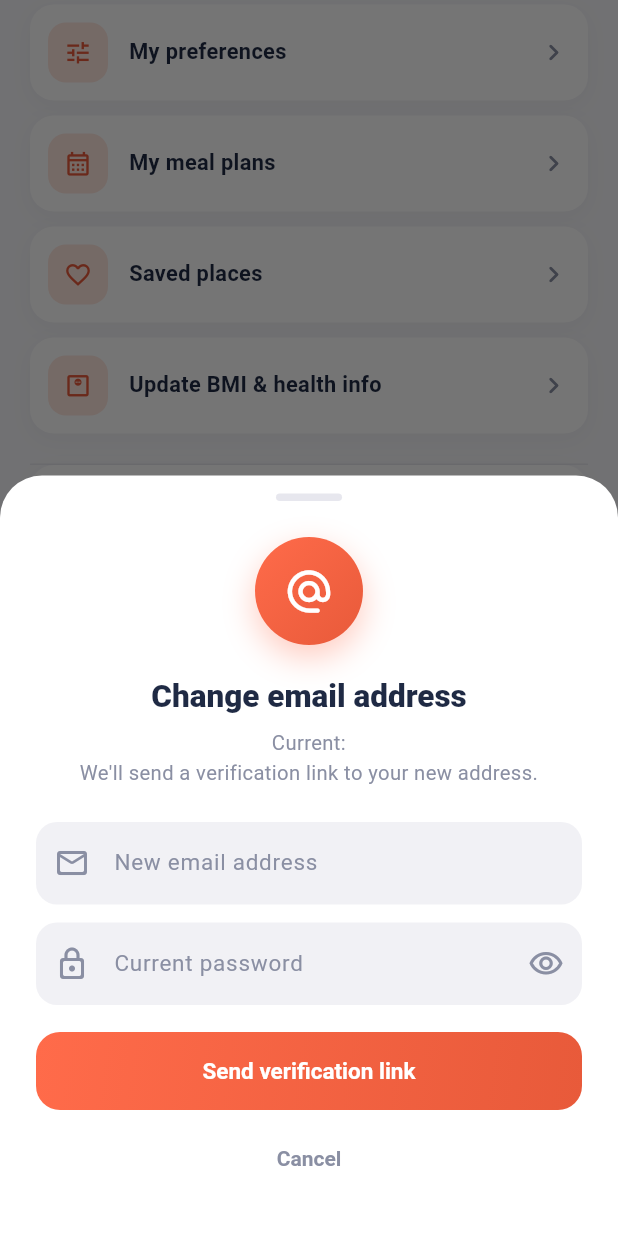
After one commit to nickcomia/sarap_app, a Flutter app: the HomeShell screen opened directly, item 4 of the bottom bar chosen, scrolled down 484 dp, after a tap on "Change email", on a phone screen of 412 x 824 dp. The commit adds this screen. Run offline on Flutter 3.47's test engine with Material 3 defaults, Android fonts, the phone set to English and light mode, and no system bars; our stand-ins replace cached_network_image, cloud_firestore, firebase_ai, firebase_auth, firebase_core, firebase_messaging and 7 more; missing offline and left inert: firebase_app_check; accounts and stored records are empty; network calls fail.

Commit message:
put sheets for forgot pass and change email

```diff
--- a/lib/app_state.dart
+++ b/lib/app_state.dart
@@ -189,6 +189,11 @@ class AppState extends ChangeNotifier {
       return;
     }
     try {
+      // If the user opened an email-change verification link, copy the
+      // new address from Firebase Auth into their Firestore user doc
+      // before the profile is loaded below.
+      await FirebaseService.syncEmailFromAuth();
+
       final userData = await FirebaseService.fetchUserDoc();
       if (userData != null) {
         profile.name = userData['name'] ?? profile.name;
--- a/lib/screens/profile_screen.dart
+++ b/lib/screens/profile_screen.dart
@@ -4,7 +4,8 @@ import '../theme.dart';
 import '../app_state.dart';
 import '../models.dart';
 import '../widgets/common.dart';
-import '../services/firebase_service.dart';
+import '../widgets/forgot_password_sheet.dart';
+import '../widgets/change_email_sheet.dart';
 import '../services/report_service.dart';
 import 'onboarding/onboarding_flow.dart';
 import 'splash_screen.dart';
@@ -39,7 +40,7 @@ class ProfileScreen extends StatelessWidget {
                   padding: const EdgeInsets.all(3),
                   decoration: BoxDecoration(
                     shape: BoxShape.circle,
-                    border: Border.all(color: Colors.white.withOpacity(0.4), width: 2),
+                    border: Border.all(color: Colors.white.withValues(alpha: 0.4), width: 2),
                   ),
                   child: CircleAvatar(
                     radius: 28,
@@ -61,7 +62,7 @@ class ProfileScreen extends StatelessWidget {
                               color: Colors.white, fontSize: 17, fontWeight: FontWeight.w800)),
                       const SizedBox(height: 3),
                       Text('Tanauan City, Batangas',
-                          style: TextStyle(color: Colors.white.withOpacity(0.7), fontSize: 12.5)),
+                          style: TextStyle(color: Colors.white.withValues(alpha: 0.7), fontSize: 12.5)),
                       const SizedBox(height: 10),
                       Wrap(
                         spacing: 8,
@@ -70,7 +71,7 @@ class ProfileScreen extends StatelessWidget {
                           _badge('BMI ${profile.bmi.toStringAsFixed(1)} — ${profile.bmiCategory}',
                               Colors.white, AppColors.primaryDark),
                           _badge('Goal: ${profile.healthGoal.label}',
-                              Colors.white.withOpacity(0.9), const Color(0xFF1E9E6B)),
+                              Colors.white.withValues(alpha: 0.9), const Color(0xFF1E9E6B)),
                         ],
                       ),
                     ],
@@ -147,9 +148,20 @@ class ProfileScreen extends StatelessWidget {
           const SizedBox(height: 10),
           Divider(color: colors.border),
           ProfileMenuTile(
+            icon: Icons.alternate_email_rounded,
+            label: 'Change email',
+            onTap: () => showChangeEmailSheet(
+              context,
+              currentEmail: state.profile.email,
+            ),
+          ),
+          ProfileMenuTile(
             icon: Icons.lock_reset_outlined,
             label: 'Reset password',
-            onTap: () => _resetPassword(context, state),
+            onTap: () => showForgotPasswordSheet(
+              context,
+              initialEmail: state.profile.email,
+            ),
           ),
           const SizedBox(height: 10),
           Divider(color: colors.border),
@@ -182,7 +194,7 @@ class ProfileScreen extends StatelessWidget {
                 ),
                 Switch(
                   value: state.isDarkMode,
-                  activeColor: colors.primary,
+                  activeThumbColor: colors.primary,
                   onChanged: (_) => state.toggleTheme(),
                 ),
               ],
@@ -256,35 +268,4 @@ class ProfileScreen extends StatelessWidget {
       );
     }
   }
-
-  Future<void> _resetPassword(BuildContext context, AppState state) async {
-    final confirmed = await showDialog<bool>(
-      context: context,
-      builder: (ctx) => AlertDialog(
-        title: const Text('Reset password'),
-        content: Text('Send a password reset link to ${state.profile.email}?'),
-        actions: [
-          TextButton(
-            onPressed: () => Navigator.of(ctx).pop(false),
-            child: const Text('Cancel'),
-          ),
-          ElevatedButton(
-            onPressed: () => Navigator.of(ctx).pop(true),
-            child: const Text('Send link'),
-          ),
-        ],
-      ),
-    );
-    if (confirmed != true) return;
-
-    try {
-      await FirebaseService.sendPasswordResetEmail(state.profile.email);
-    } catch (_) {
-      // Ignore — show the same message either way.
-    }
-    if (!context.mounted) return;
-    ScaffoldMessenger.of(context).showSnackBar(
-      const SnackBar(content: Text('Password reset email sent — check your inbox.')),
-    );
-  }
 }
--- a/lib/services/firebase_service.dart
+++ b/lib/services/firebase_service.dart
@@ -132,6 +132,60 @@ class FirebaseService {
         throw ApiException('Enter a valid email address');
       }
       // user-not-found, etc. — silently succeed from the caller's view.
+    }
+  }
+
+  /// Starts an email change. Re-checks the current password first (Firebase
+  /// requires a recent sign-in for this), then sends a verification link to
+  /// the NEW address. The account's email only changes once that link is
+  /// opened. Throws [ApiException] with a message safe to show the user.
+  static Future<void> requestEmailChange({
+    required String newEmail,
+    required String currentPassword,
+  }) async {
+    final user = _auth.currentUser;
+    final oldEmail = user?.email;
+    if (user == null || oldEmail == null) {
+      throw ApiException('You are not signed in');
+    }
+    try {
+      final cred = fb_auth.EmailAuthProvider.credential(
+        email: oldEmail,
+        password: currentPassword,
+      );
+      await user.reauthenticateWithCredential(cred);
+      await user.verifyBeforeUpdateEmail(newEmail);
+    } on fb_auth.FirebaseAuthException catch (e) {
+      if (e.code == 'wrong-password' || e.code == 'invalid-credential') {
+        throw ApiException('Your current password is incorrect');
+      }
+      if (e.code == 'too-many-requests') {
+        throw ApiException('Too many attempts — please try again later');
+      }
+      throw ApiException(_friendlyAuthError(e));
+    }
+  }
+
+  /// Call on app start: if the user opened the verification link, Firebase
+  /// Auth now has the new email but users/{uid} still has the old one. This
+  /// refreshes the auth user and copies the new email into Firestore.
+  /// Returns the new email if it changed, otherwise null. Never throws.
+  static Future<String?> syncEmailFromAuth() async {
+    try {
+      final user = _auth.currentUser;
+      if (user == null) return null;
+      await user.reload();
+      final fresh = _auth.currentUser?.email;
+      if (fresh == null) return null;
+      final doc = await _db.collection('users').doc(user.uid).get();
+      if (doc.data()?['email'] == fresh) return null;
+      await _db
+          .collection('users')
+          .doc(user.uid)
+          .set({'email': fresh}, SetOptions(merge: true));
+      return fresh;
+    } catch (_) {
+      return null;
     }
   }
 
--- /dev/null
+++ b/lib/widgets/change_email_sheet.dart
@@ -0,0 +1,245 @@
+import 'package:flutter/material.dart';
+import '../theme.dart';
+import '../services/firebase_service.dart';
+
+/// Opens the "Change email" bottom sheet.
+/// Usage: showChangeEmailSheet(context, currentEmail: state.profile.email);
+Future<void> showChangeEmailSheet(BuildContext context, {required String currentEmail}) {
+  return showModalBottomSheet(
+    context: context,
+    isScrollControlled: true,
+    backgroundColor: Colors.transparent,
+    builder: (_) => _ChangeEmailSheet(currentEmail: currentEmail),
+  );
+}
+
+class _ChangeEmailSheet extends StatefulWidget {
+  final String currentEmail;
+  const _ChangeEmailSheet({required this.currentEmail});
+
+  @override
+  State<_ChangeEmailSheet> createState() => _ChangeEmailSheetState();
+}
+
+class _ChangeEmailSheetState extends State<_ChangeEmailSheet> {
+  final _newEmail = TextEditingController();
+  final _password = TextEditingController();
+  bool _loading = false;
+  bool _sent = false;
+  bool _hidePassword = true;
+  String? _error;
+
+  @override
+  void dispose() {
+    _newEmail.dispose();
+    _password.dispose();
+    super.dispose();
+  }
+
+  Future<void> _submit() async {
+    final email = _newEmail.text.trim();
+    if (!email.contains('@') || !email.contains('.')) {
+      setState(() => _error = 'Please enter a valid email address.');
+      return;
+    }
+    if (email.toLowerCase() == widget.currentEmail.toLowerCase()) {
+      setState(() => _error = 'That is already your email.');
+      return;
+    }
+    if (_password.text.isEmpty) {
+      setState(() => _error = 'Enter your current password to confirm.');
+      return;
+    }
+    setState(() {
+      _loading = true;
+      _error = null;
+    });
+    try {
+      await FirebaseService.requestEmailChange(
+        newEmail: email,
+        currentPassword: _password.text,
+      );
+      if (!mounted) return;
+      setState(() {
+        _loading = false;
+        _sent = true;
+      });
+    } catch (e) {
+      if (!mounted) return;
+      setState(() {
+        _loading = false;
+        _error = e is ApiException
+            ? e.message
+            : 'Could not start the email change. Please try again.';
+      });
+    }
+  }
+
+  @override
+  Widget build(BuildContext context) {
+    final colors = context.colors;
+    final bottomInset = MediaQuery.of(context).viewInsets.bottom;
+
+    InputDecoration field(String hint, IconData icon, {Widget? suffix}) {
+      return InputDecoration(
+        hintText: hint,
+        hintStyle: TextStyle(color: colors.muted),
+        prefixIcon: Icon(icon, color: colors.muted),
+        suffixIcon: suffix,
+        filled: true,
+        fillColor: colors.chipBg,
+        border: OutlineInputBorder(
+          borderRadius: BorderRadius.circular(16),
+          borderSide: BorderSide.none,
+        ),
+      );
+    }
+
+    Widget gradientButton(String label, VoidCallback? onPressed, {bool busy = false}) {
+      return SizedBox(
+        width: double.infinity,
+        height: 52,
+        child: DecoratedBox(
+          decoration: BoxDecoration(
+            gradient: AppGradients.primary,
+            borderRadius: BorderRadius.circular(16),
+          ),
+          child: ElevatedButton(
+            onPressed: onPressed,
+            style: ElevatedButton.styleFrom(
+              backgroundColor: Colors.transparent,
+              shadowColor: Colors.transparent,
+              shape: RoundedRectangleBorder(borderRadius: BorderRadius.circular(16)),
+            ),
+            child: busy
+                ? const SizedBox(
+                    width: 22,
+                    height: 22,
+                    child: CircularProgressIndicator(strokeWidth: 2.4, color: Colors.white),
+                  )
+                : Text(label,
+                    style: const TextStyle(
+                        color: Colors.white, fontWeight: FontWeight.w700, fontSize: 15)),
+          ),
+        ),
+      );
+    }
+
+    return Padding(
+      padding: EdgeInsets.only(bottom: bottomInset),
+      child: Container(
+        padding: const EdgeInsets.fromLTRB(24, 12, 24, 28),
+        decoration: BoxDecoration(
+          color: colors.card,
+          borderRadius: const BorderRadius.vertical(top: Radius.circular(28)),
+        ),
+        child: SafeArea(
+          top: false,
+          child: SingleChildScrollView(
+            child: AnimatedSize(
+              duration: const Duration(milliseconds: 220),
+              curve: Curves.easeOut,
+              child: Column(
+                mainAxisSize: MainAxisSize.min,
+                children: [
+                  Container(
+                    width: 44,
+                    height: 5,
+                    decoration: BoxDecoration(
+                      color: colors.border,
+                      borderRadius: BorderRadius.circular(4),
+                    ),
+                  ),
+                  const SizedBox(height: 24),
+                  Container(
+                    width: 72,
+                    height: 72,
+                    decoration: BoxDecoration(
+                      gradient: AppGradients.primary,
+                      shape: BoxShape.circle,
+                      boxShadow: [
+                        BoxShadow(
+                          color: colors.primary.withValues(alpha: 0.35),
+                          blurRadius: 18,
+                          offset: const Offset(0, 8),
+                        ),
+                      ],
+                    ),
+                    child: Icon(
+                      _sent ? Icons.mark_email_read_outlined : Icons.alternate_email_rounded,
+                      color: Colors.white,
+                      size: 34,
+                    ),
+                  ),
+                  const SizedBox(height: 20),
+                  Text(
+                    _sent ? 'Verify your new email' : 'Change email address',
+                    style: Theme.of(context).textTheme.headlineSmall,
+                    textAlign: TextAlign.center,
+                  ),
+                  const SizedBox(height: 8),
+                  Text(
+                    _sent
+                        ? 'We sent a verification link to ${_newEmail.text.trim()}. '
+                            'Your email only changes after you open that link. '
+                            'Until then, keep signing in with ${widget.currentEmail}.'
+                        : 'Current: ${widget.currentEmail}\n'
+                            "We'll send a verification link to your new address.",
+                    style: TextStyle(color: colors.muted, fontSize: 13.5, height: 1.45),
+                    textAlign: TextAlign.center,
+                  ),
+                  const SizedBox(height: 22),
+                  if (!_sent) ...[
+                    TextField(
+                      controller: _newEmail,
+                      keyboardType: TextInputType.emailAddress,
+                      style: TextStyle(color: colors.navy),
+                      decoration: field('New email address', Icons.mail_outline_rounded),
+                    ),
+                    const SizedBox(height: 12),
+                    TextField(
+                      controller: _password,
+                      obscureText: _hidePassword,
+                      style: TextStyle(color: colors.navy),
+                      onSubmitted: (_) => _submit(),
+                      decoration: field(
+                        'Current password',
+                        Icons.lock_outline_rounded,
+                        suffix: IconButton(
+                          icon: Icon(
+                            _hidePassword
+                                ? Icons.visibility_outlined
+                                : Icons.visibility_off_outlined,
+                            color: colors.muted,
+                          ),
+                          onPressed: () => setState(() => _hidePassword = !_hidePassword),
+                        ),
+                      ),
+                    ),
+                    if (_error != null) ...[
+                      const SizedBox(height: 10),
+                      Align(
+                        alignment: Alignment.centerLeft,
+                        child: Text(_error!,
+                            style: TextStyle(color: colors.danger, fontSize: 12.5)),
+                      ),
+                    ],
+                    const SizedBox(height: 18),
+                    gradientButton('Send verification link', _loading ? null : _submit,
+                        busy: _loading),
+                    const SizedBox(height: 8),
+                    TextButton(
+                      onPressed: () => Navigator.of(context).pop(),
+                      child: Text('Cancel', style: TextStyle(color: colors.muted)),
+                    ),
+                  ] else
+                    gradientButton('Done', () => Navigator.of(context).pop()),
+                ],
+              ),
+            ),
+          ),
+        ),
+      ),
+    );
+  }
+}
```
Also changed, not shown: lib/screens/discovery_feed.dart (+20 -4 lines), lib/screens/restaurant_detail_screen.dart (+37 -24 lines), lib/widgets/forgot_password_sheet.dart (added, +220 -0 lines).
